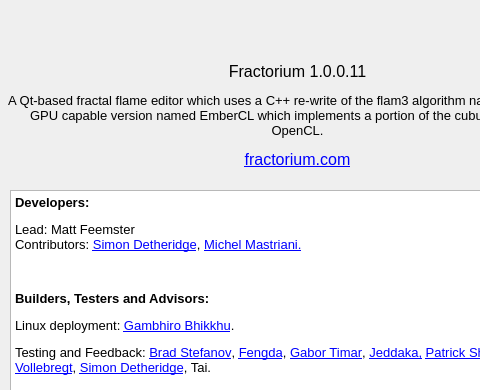
Before: the Qt Designer form Source/Fractorium/AboutDialog.ui in typpos/fractorium, drawn with Qt 5; both pictures show x 0 to 480 and y 0 to 390 of the 596 by 729 pixel window.
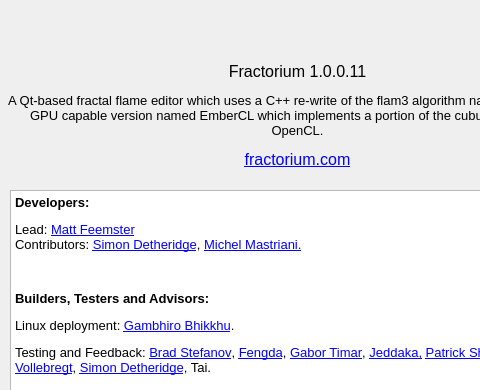
After: the same form once the commit is applied.

Commit message:
--User changes  -Further work on the About box.  --Change qss files to make the text box in the About box be the same color as the one in the style dialog, so the link text is easier to see.  --This requires reloading the qss file.
--Bug fixes
 -Pre/post assign method was wrong for Sphereblur, Concentric, RandCubes and PixelFlow.

--Code changes
 -Make Hypershift2 use MwcNextRange() instead of MwcNext() %.
 -Add m_HasPre to Xform similar to m_HasPost, to skip application of the affine if it's the ID matrix (in this case just assign the input x and y points). This gives a 5% speedup.

```diff
--- a/Source/Fractorium/AboutDialog.ui
+++ b/Source/Fractorium/AboutDialog.ui
@@ -93,7 +93,7 @@
    </property>
    <layout class="QVBoxLayout" name="AboutVerticalLayout">
     <item>
-     <widget class="QTextEdit" name="CreditsTextBox">
+     <widget class="QTextBrowser" name="CreditsTextBrowser">
       <property name="tabChangesFocus">
        <bool>true</bool>
       </property>
@@ -106,12 +106,12 @@
 p, li { white-space: pre-wrap; }
 &lt;/style&gt;&lt;/head&gt;&lt;body style=&quot; font-family:'MS Shell Dlg 2'; font-size:7.875pt; font-weight:400; font-style:normal;&quot;&gt;
 &lt;p style=&quot; margin-top:12px; margin-bottom:12px; margin-left:0px; margin-right:0px; -qt-block-indent:0; text-indent:0px;&quot;&gt;&lt;span style=&quot; font-size:10pt; font-weight:600;&quot;&gt;Developers:&lt;/span&gt;&lt;/p&gt;
-&lt;p style=&quot; margin-top:12px; margin-bottom:12px; margin-left:0px; margin-right:0px; -qt-block-indent:0; text-indent:0px;&quot;&gt;&lt;span style=&quot; font-size:10pt;&quot;&gt;Lead: Matt Feemster&lt;br /&gt;Contributors: &lt;/span&gt;&lt;a href=&quot;http://blog.highlyillogical.org/&quot;&gt;&lt;span style=&quot; font-size:10pt; text-decoration: underline; color:#0000ff;&quot;&gt;Simon Detheridge&lt;/span&gt;&lt;/a&gt;&lt;span style=&quot; font-size:10pt;&quot;&gt;, &lt;/span&gt;&lt;a href=&quot;https://www.deviantart.com/triptychaos&quot;&gt;&lt;span style=&quot; font-size:10pt; text-decoration: underline; color:#0000ff;&quot;&gt;Michel Mastriani.&lt;/span&gt;&lt;/a&gt;&lt;/p&gt;
+&lt;p style=&quot; margin-top:12px; margin-bottom:12px; margin-left:0px; margin-right:0px; -qt-block-indent:0; text-indent:0px;&quot;&gt;&lt;span style=&quot; font-size:10pt;&quot;&gt;Lead: &lt;/span&gt;&lt;a href=&quot;http://www.fractorium.com&quot;&gt;&lt;span style=&quot; font-size:10pt; text-decoration: underline; color:#0000ff;&quot;&gt;Matt Feemster&lt;/span&gt;&lt;/a&gt;&lt;span style=&quot; font-size:10pt;&quot;&gt;&lt;br /&gt;Contributors: &lt;/span&gt;&lt;a href=&quot;http://blog.highlyillogical.org/&quot;&gt;&lt;span style=&quot; font-size:10pt; text-decoration: underline; color:#0000ff;&quot;&gt;Simon Detheridge&lt;/span&gt;&lt;/a&gt;&lt;span style=&quot; font-size:10pt;&quot;&gt;, &lt;/span&gt;&lt;a href=&quot;https://www.deviantart.com/triptychaos&quot;&gt;&lt;span style=&quot; font-size:10pt; text-decoration: underline; color:#0000ff;&quot;&gt;Michel Mastriani.&lt;/span&gt;&lt;/a&gt;&lt;/p&gt;
 &lt;p style=&quot;-qt-paragraph-type:empty; margin-top:12px; margin-bottom:12px; margin-left:0px; margin-right:0px; -qt-block-indent:0; text-indent:0px; font-size:10pt;&quot;&gt;&lt;br /&gt;&lt;/p&gt;
 &lt;p style=&quot; margin-top:12px; margin-bottom:12px; margin-left:0px; margin-right:0px; -qt-block-indent:0; text-indent:0px;&quot;&gt;&lt;span style=&quot; font-size:10pt; font-weight:600;&quot;&gt;Builders, Testers and Advisors:&lt;/span&gt;&lt;/p&gt;
 &lt;p style=&quot; margin-top:12px; margin-bottom:12px; margin-left:0px; margin-right:0px; -qt-block-indent:0; text-indent:0px;&quot;&gt;&lt;span style=&quot; font-size:10pt;&quot;&gt;Linux deployment: &lt;/span&gt;&lt;a href=&quot;https://launchpad.net/~fractorium&quot;&gt;&lt;span style=&quot; font-size:10pt; text-decoration: underline; color:#0000ff;&quot;&gt;Gambhiro Bhikkhu&lt;/span&gt;&lt;/a&gt;&lt;span style=&quot; font-size:10pt;&quot;&gt;.&lt;/span&gt;&lt;/p&gt;
-&lt;p style=&quot; margin-top:12px; margin-bottom:12px; margin-left:0px; margin-right:0px; -qt-block-indent:0; text-indent:0px;&quot;&gt;&lt;span style=&quot; font-size:10pt;&quot;&gt;Testing and Feedback: &lt;/span&gt;&lt;a href=&quot;http://snicker02.deviantart.com/&quot;&gt;&lt;span style=&quot; font-size:10pt; text-decoration: underline; color:#0000ff;&quot;&gt;Brad Stefanov&lt;/span&gt;&lt;/a&gt;&lt;span style=&quot; font-size:10pt;&quot;&gt;, &lt;/span&gt;&lt;a href=&quot;http://www.fxysw.com/&quot;&gt;&lt;span style=&quot; font-size:10pt; text-decoration: underline; color:#0000ff;&quot;&gt;Fengda&lt;/span&gt;&lt;/a&gt;&lt;span style=&quot; font-size:10pt;&quot;&gt;, &lt;/span&gt;&lt;a href=&quot;http://b33rheart.deviantart.com/&quot;&gt;&lt;span style=&quot; font-size:10pt; text-decoration: underline; color:#0000ff;&quot;&gt;Gabor Timar&lt;/span&gt;&lt;/a&gt;&lt;span style=&quot; font-size:10pt;&quot;&gt;, &lt;/span&gt;&lt;a href=&quot;https://www.deviantart.com/jeddaka&quot;&gt;&lt;span style=&quot; font-size:10pt; text-decoration: underline; color:#0000ff;&quot;&gt;Jeddaka,&lt;/span&gt;&lt;/a&gt;&lt;span style=&quot; font-size:10pt;&quot;&gt; &lt;/span&gt;&lt;a href=&quot;http://boosthardware.com/&quot;&gt;&lt;span style=&quot; font-size:10pt; text-decoration: underline; color:#0000ff;&quot;&gt;Patrick Shirkey&lt;/span&gt;&lt;/a&gt;&lt;span style=&quot; font-size:10pt;&quot;&gt;, &lt;/span&gt;&lt;a href=&quot;http://nightmaretf.deviantart.com/&quot;&gt;&lt;span style=&quot; font-size:10pt; text-decoration: underline; color:#0000ff;&quot;&gt;Richard Vollebregt&lt;/span&gt;&lt;/a&gt;&lt;span style=&quot; font-size:10pt;&quot;&gt;, &lt;/span&gt;&lt;a href=&quot;http://blog.highlyillogical.org/&quot;&gt;&lt;span style=&quot; font-size:10pt; text-decoration: underline; color:#0000ff;&quot;&gt;Simon Detheridge&lt;/span&gt;&lt;/a&gt;&lt;span style=&quot; font-size:10pt;&quot;&gt;, Tai.&lt;/span&gt;&lt;/p&gt;
-&lt;p style=&quot; margin-top:12px; margin-bottom:12px; margin-left:0px; margin-right:0px; -qt-block-indent:0; text-indent:0px;&quot;&gt;&lt;span style=&quot; font-size:10pt;&quot;&gt;Code and theory questions: &lt;/span&gt;&lt;a href=&quot;https://github.com/scottdraves/flam3&quot;&gt;&lt;span style=&quot; font-size:10pt; text-decoration: underline; color:#0000ff;&quot;&gt;Erik Reckase&lt;/span&gt;&lt;/a&gt;&lt;span style=&quot; font-size:10pt;&quot;&gt;, &lt;/span&gt;&lt;a href=&quot;http://fractron9000.sourceforge.net/&quot;&gt;&lt;span style=&quot; font-size:10pt; text-decoration: underline; color:#0000ff;&quot;&gt;Mike Thiesen&lt;/span&gt;&lt;/a&gt;&lt;span style=&quot; font-size:10pt;&quot;&gt;, &lt;/span&gt;&lt;a href=&quot;https://github.com/scottdraves/flam3&quot;&gt;&lt;span style=&quot; font-size:10pt; text-decoration: underline; color:#0000ff;&quot;&gt;Scott Draves&lt;/span&gt;&lt;/a&gt;&lt;span style=&quot; font-size:10pt;&quot;&gt;, &lt;/span&gt;&lt;a href=&quot;https://github.com/stevenrobertson/cuburn&quot;&gt;&lt;span style=&quot; font-size:10pt; text-decoration: underline; color:#0000ff;&quot;&gt;Steve Robertson&lt;/span&gt;&lt;/a&gt;&lt;span style=&quot; font-size:10pt;&quot;&gt;, &lt;/span&gt;&lt;a href=&quot;http://www.chaoticafractals.com/&quot;&gt;&lt;span style=&quot; font-size:10pt; text-decoration: underline; color:#0000ff;&quot;&gt;Thomas Ludwig&lt;/span&gt;&lt;/a&gt;&lt;span style=&quot; font-size:10pt;&quot;&gt;.&lt;/span&gt;&lt;/p&gt;
+&lt;p style=&quot; margin-top:12px; margin-bottom:12px; margin-left:0px; margin-right:0px; -qt-block-indent:0; text-indent:0px;&quot;&gt;&lt;span style=&quot; font-size:10pt;&quot;&gt;Testing and Feedback: &lt;/span&gt;&lt;a href=&quot;http://snicker02.deviantart.com/&quot;&gt;&lt;span style=&quot; font-size:10pt; text-decoration: underline; color:#0000ff;&quot;&gt;Brad Stefanov&lt;/span&gt;&lt;/a&gt;&lt;span style=&quot; font-size:10pt;&quot;&gt;, &lt;/span&gt;&lt;a href=&quot;http://www.fxysw.com/&quot;&gt;&lt;span style=&quot; font-size:10pt; text-decoration: underline; color:#0000ff;&quot;&gt;Fengda&lt;/span&gt;&lt;/a&gt;&lt;span style=&quot; font-size:10pt;&quot;&gt;, &lt;/span&gt;&lt;a href=&quot;http://b33rheart.deviantart.com/&quot;&gt;&lt;span style=&quot; font-size:10pt; text-decoration: underline; color:#0000ff;&quot;&gt;Gabor Timar&lt;/span&gt;&lt;/a&gt;&lt;span style=&quot; font-size:10pt;&quot;&gt;, &lt;/span&gt;&lt;a href=&quot;https://www.deviantart.com/jeddaka&quot;&gt;&lt;span style=&quot; font-size:10pt; text-decoration: underline; color:#0000ff;&quot;&gt;Jeddaka,&lt;/span&gt;&lt;/a&gt;&lt;span style=&quot; font-size:10pt;&quot;&gt; &lt;/span&gt;&lt;a href=&quot;http://boosthardware.com/&quot;&gt;&lt;span style=&quot; font-size:10pt; text-decoration: underline; color:#0000ff;&quot;&gt;Patrick Shirkey&lt;/span&gt;&lt;/a&gt;&lt;span style=&quot; font-size:10pt;&quot;&gt;, &lt;/span&gt;&lt;a href=&quot;http://nightmaretf.deviantart.com/&quot;&gt;&lt;span style=&quot; font-size:10pt; text-decoration: underline; color:#0000ff;&quot;&gt;Richard Vollebregt&lt;/span&gt;&lt;/a&gt;&lt;span style=&quot; font-size:10pt;&quot;&gt;, &lt;/span&gt;&lt;a href=&quot;http://blog.highlyillogical.org/&quot;&gt;&lt;span style=&quot; font-size:10pt; text-decoration: underline; color:#0000ff;&quot;&gt;Simon Detheridge&lt;/span&gt;&lt;/a&gt;&lt;span style=&quot; font-size:10pt;&quot;&gt;, Tai.&lt;/span&gt;&lt;/p&gt;
+&lt;p style=&quot; margin-top:12px; margin-bottom:12px; margin-left:0px; margin-right:0px; -qt-block-indent:0; text-indent:0px;&quot;&gt;&lt;span style=&quot; font-size:10pt;&quot;&gt;Code and theory questions: &lt;/span&gt;&lt;a href=&quot;https://github.com/scottdraves/flam3&quot;&gt;&lt;span style=&quot; font-size:10pt; text-decoration: underline; color:#0000ff;&quot;&gt;Erik Reckase&lt;/span&gt;&lt;/a&gt;&lt;span style=&quot; font-size:10pt;&quot;&gt;, &lt;/span&gt;&lt;a href=&quot;http://fractron9000.sourceforge.net/&quot;&gt;&lt;span style=&quot; font-size:10pt; text-decoration: underline; color:#0000ff;&quot;&gt;Mike Thiesen&lt;/span&gt;&lt;/a&gt;&lt;span style=&quot; font-size:10pt;&quot;&gt;, &lt;/span&gt;&lt;a href=&quot;https://github.com/scottdraves/flam3&quot;&gt;&lt;span style=&quot; font-size:10pt; text-decoration: underline; color:#0000ff;&quot;&gt;Scott Draves&lt;/span&gt;&lt;/a&gt;&lt;span style=&quot; font-size:10pt;&quot;&gt;, &lt;/span&gt;&lt;a href=&quot;https://github.com/stevenrobertson/cuburn&quot;&gt;&lt;span style=&quot; font-size:10pt; text-decoration: underline; color:#0000ff;&quot;&gt;Steve Robertson&lt;/span&gt;&lt;/a&gt;&lt;span style=&quot; font-size:10pt;&quot;&gt;, &lt;/span&gt;&lt;a href=&quot;http://www.chaoticafractals.com/&quot;&gt;&lt;span style=&quot; font-size:10pt; text-decoration: underline; color:#0000ff;&quot;&gt;Thomas Ludwig&lt;/span&gt;&lt;/a&gt;&lt;span style=&quot; font-size:10pt;&quot;&gt;.&lt;/span&gt;&lt;/p&gt;
 &lt;p style=&quot;-qt-paragraph-type:empty; margin-top:12px; margin-bottom:12px; margin-left:0px; margin-right:0px; -qt-block-indent:0; text-indent:0px; font-size:10pt; font-weight:600;&quot;&gt;&lt;br /&gt;&lt;/p&gt;
 &lt;p style=&quot; margin-top:12px; margin-bottom:12px; margin-left:0px; margin-right:0px; -qt-block-indent:0; text-indent:0px;&quot;&gt;&lt;span style=&quot; font-size:10pt; font-weight:600;&quot;&gt;Code Copied:&lt;/span&gt;&lt;/p&gt;
 &lt;p style=&quot; margin-top:12px; margin-bottom:12px; margin-left:0px; margin-right:0px; -qt-block-indent:0; text-indent:0px;&quot;&gt;&lt;a href=&quot;https://github.com/scottdraves/flam3&quot;&gt;&lt;span style=&quot; font-size:10pt; text-decoration: underline; color:#0000ff;&quot;&gt;flam3&lt;/span&gt;&lt;/a&gt;&lt;span style=&quot; font-size:10pt;&quot;&gt;: Scott Draves, Erik Reckase (GPL v2)&lt;br /&gt;&lt;/span&gt;&lt;a href=&quot;http://github.com/stevenrobertson/cuburn&quot;&gt;&lt;span style=&quot; font-size:10pt; text-decoration: underline; color:#0000ff;&quot;&gt;cuburn&lt;/span&gt;&lt;/a&gt;&lt;span style=&quot; font-size:10pt;&quot;&gt;: Steven Robertson, Michael Semeniuk, Matthew Znoj, Nicolas Mejia (GPL v3)&lt;br /&gt;&lt;/span&gt;&lt;a href=&quot;http://fractron9000.sourceforge.net&quot;&gt;&lt;span style=&quot; font-size:10pt; text-decoration: underline; color:#0000ff;&quot;&gt;Fractron 9000&lt;/span&gt;&lt;/a&gt;&lt;span style=&quot; font-size:10pt;&quot;&gt;: Mike Thiesen (GPL)&lt;br /&gt;&lt;/span&gt;&lt;a href=&quot;http://sourceforge.net/projects/apophysis7x&quot;&gt;&lt;span style=&quot; font-size:10pt; text-decoration: underline; color:#0000ff;&quot;&gt;Apophysis&lt;/span&gt;&lt;/a&gt;&lt;span style=&quot; font-size:10pt;&quot;&gt;: Mark Townsend, Ronald Hordijk, Peter Sdobnov, Piotr Borys, Georg Kiehne (GPL)&lt;br /&gt;&lt;/span&gt;&lt;a href=&quot;http://jwildfire.org/&quot;&gt;&lt;span style=&quot; font-size:10pt; text-decoration: underline; color:#0000ff;&quot;&gt;JWildfire&lt;/span&gt;&lt;/a&gt;&lt;span style=&quot; font-size:10pt;&quot;&gt;: Andreas Maschke (LGPL)&lt;br /&gt;gradLib: Stian Broen&lt;br /&gt;ColorPickerWidget: Etienne Moutot&lt;br /&gt;Numerous Apophysis plugin developers (GPL)&lt;/span&gt;&lt;/p&gt;
@@ -120,7 +120,16 @@
 &lt;p style=&quot; margin-top:12px; margin-bottom:12px; margin-left:0px; margin-right:0px; -qt-block-indent:0; text-indent:0px;&quot;&gt;&lt;a href=&quot;http://www.qt.io/developers/&quot;&gt;&lt;span style=&quot; font-size:10pt; text-decoration: underline; color:#0000ff;&quot;&gt;Qt&lt;/span&gt;&lt;/a&gt;&lt;span style=&quot; font-size:10pt;&quot;&gt;: Digia Plc (GPL v3, LGPL v2)&lt;br /&gt;&lt;/span&gt;&lt;a href=&quot;http://g-truc.net&quot;&gt;&lt;span style=&quot; font-size:10pt; text-decoration: underline; color:#0000ff;&quot;&gt;glm&lt;/span&gt;&lt;/a&gt;&lt;span style=&quot; font-size:10pt;&quot;&gt;: Christophe Riccio (MIT License)&lt;br /&gt;&lt;/span&gt;&lt;a href=&quot;http://threadingbuildingblocks.org&quot;&gt;&lt;span style=&quot; font-size:10pt; text-decoration: underline; color:#0000ff;&quot;&gt;Threading Building Blocks&lt;/span&gt;&lt;/a&gt;&lt;span style=&quot; font-size:10pt;&quot;&gt;: Intel Corporation (GPLv2)&lt;br /&gt;&lt;/span&gt;&lt;a href=&quot;http://libjpeg.sourceforge.net&quot;&gt;&lt;span style=&quot; font-size:10pt; text-decoration: underline; color:#0000ff;&quot;&gt;libjpeg&lt;/span&gt;&lt;/a&gt;&lt;span style=&quot; font-size:10pt;&quot;&gt;: Independent JPEG Group (Free Software License)&lt;br /&gt;&lt;/span&gt;&lt;a href=&quot;http://libpng.org&quot;&gt;&lt;span style=&quot; font-size:10pt; text-decoration: underline; color:#0000ff;&quot;&gt;libpng&lt;/span&gt;&lt;/a&gt;&lt;span style=&quot; font-size:10pt;&quot;&gt;: Glenn Randers-Pehrson et al (Libpng License)&lt;br /&gt;&lt;/span&gt;&lt;a href=&quot;http://xmlsoft.org&quot;&gt;&lt;span style=&quot; font-size:10pt; text-decoration: underline; color:#0000ff;&quot;&gt;libxml2&lt;/span&gt;&lt;/a&gt;&lt;span style=&quot; font-size:10pt;&quot;&gt;: Daniel Veillard (MIT License)&lt;br /&gt;&lt;/span&gt;&lt;a href=&quot;http://zlib.net&quot;&gt;&lt;span style=&quot; font-size:10pt; text-decoration: underline; color:#0000ff;&quot;&gt;zlib&lt;/span&gt;&lt;/a&gt;&lt;span style=&quot; font-size:10pt;&quot;&gt;: Jean-loup Gailly, Mark Adler (Zlib License)&lt;br /&gt;&lt;/span&gt;&lt;a href=&quot;http://burtleburtle.net/bob/cplus/isaac.hpp&quot;&gt;&lt;span style=&quot; font-size:10pt; text-decoration: underline; color:#0000ff;&quot;&gt;QTIsaac&lt;/span&gt;&lt;/a&gt;&lt;span style=&quot; font-size:10pt;&quot;&gt;: Robert J. Jenkins, Quinn Tyler Jackson (Public Domain)&lt;br /&gt;&lt;/span&gt;&lt;a href=&quot;http://cas.ee.ic.ac.uk/people/dt10/research/rngs-gpu-mwc64x.html&quot;&gt;&lt;span style=&quot; font-size:10pt; text-decoration: underline; color:#0000ff;&quot;&gt;MWC64X Random Number Generator&lt;/span&gt;&lt;/a&gt;&lt;span style=&quot; font-size:10pt;&quot;&gt;: David Thomas (Public Domain)&lt;br /&gt;&lt;/span&gt;&lt;a href=&quot;https://github.com/brofield/simpleopt&quot;&gt;&lt;span style=&quot; font-size:10pt; text-decoration: underline; color:#0000ff;&quot;&gt;SimpleOpt&lt;/span&gt;&lt;/a&gt;&lt;span style=&quot; font-size:10pt;&quot;&gt;: Brodie Thiesfield (MIT License)&lt;/span&gt;&lt;/p&gt;
 &lt;p style=&quot;-qt-paragraph-type:empty; margin-top:12px; margin-bottom:12px; margin-left:0px; margin-right:0px; -qt-block-indent:0; text-indent:0px; font-size:8pt;&quot;&gt;&lt;br /&gt;&lt;/p&gt;
 &lt;p style=&quot; margin-top:12px; margin-bottom:12px; margin-left:0px; margin-right:0px; -qt-block-indent:0; text-indent:0px;&quot;&gt;&lt;span style=&quot; font-size:10pt; font-weight:600;&quot;&gt;Icons and Palettes Used:&lt;/span&gt;&lt;/p&gt;
-&lt;p style=&quot; margin-top:12px; margin-bottom:12px; margin-left:0px; margin-right:0px; -qt-block-indent:0; text-indent:0px;&quot;&gt;&lt;span style=&quot; font-size:10pt; text-decoration: underline; color:#0000ff;&quot;&gt;Palettes&lt;/span&gt;&lt;span style=&quot; font-size:10pt;&quot;&gt;: Boxtail, FarDareisMai, FractalDesire, Rce, Tatasz (Public Domain)&lt;br /&gt;&lt;/span&gt;&lt;a href=&quot;http://famfamfam.com&quot;&gt;&lt;span style=&quot; font-size:10pt; text-decoration: underline; color:#0000ff;&quot;&gt;Silk&lt;/span&gt;&lt;/a&gt;&lt;span style=&quot; font-size:10pt;&quot;&gt;: Mark James (Creative Commons Attribution 2.5 License)&lt;br /&gt;&lt;/span&gt;&lt;a href=&quot;http://momentumdesignlab.com&quot;&gt;&lt;span style=&quot; font-size:10pt; text-decoration: underline; color:#0000ff;&quot;&gt;Momentum&lt;/span&gt;&lt;/a&gt;&lt;span style=&quot; font-size:10pt;&quot;&gt;: Momentum Design Lab (Creative Commons Attribution-ShareAlike 3.5 License)&lt;br /&gt;&lt;/span&gt;&lt;a href=&quot;http://everaldo.com&quot;&gt;&lt;span style=&quot; font-size:10pt; text-decoration: underline; color:#0000ff;&quot;&gt;Crystal Clear&lt;/span&gt;&lt;/a&gt;&lt;span style=&quot; font-size:10pt;&quot;&gt;: Everaldo Coelho (LGPL)&lt;br /&gt;&lt;/span&gt;&lt;a href=&quot;http://openiconlibrary.sourceforge.net&quot;&gt;&lt;span style=&quot; font-size:10pt; text-decoration: underline; color:#0000ff;&quot;&gt;Open Icon Library&lt;/span&gt;&lt;/a&gt;&lt;span style=&quot; font-size:10pt;&quot;&gt;: Jeff Israel (GPL, LGPL, Creative Commons, Public Domain)&lt;br /&gt;&lt;/span&gt;&lt;a href=&quot;http://icons.mysitemyway.com/category/3d-transparent-glass-icons/&quot;&gt;&lt;span style=&quot; font-size:10pt; text-decoration: underline; color:#0000ff;&quot;&gt;3D Transparent Glass&lt;/span&gt;&lt;/a&gt;&lt;span style=&quot; font-size:10pt;&quot;&gt;: iconsETC (Public Domain)&lt;br /&gt;&lt;/span&gt;&lt;a href=&quot;http://p.yusukekamiyamane.com&quot;&gt;&lt;span style=&quot; font-size:10pt; text-decoration: underline; color:#0000ff;&quot;&gt;Fugue&lt;/span&gt;&lt;/a&gt;&lt;span style=&quot; font-size:10pt;&quot;&gt;: Yusuke Kamiyamane (Creative Commons Attribution 3.0 License)&lt;/span&gt;&lt;/p&gt;&lt;/body&gt;&lt;/html&gt;</string>
+&lt;p style=&quot; margin-top:12px; margin-bottom:12px; margin-left:0px; margin-right:0px; -qt-block-indent:0; text-indent:0px;&quot;&gt;&lt;span style=&quot; font-size:10pt;&quot;&gt;Palettes: &lt;/span&gt;&lt;a href=&quot;https://www.deviantart.com/boxtail&quot;&gt;&lt;span style=&quot; font-size:10pt; text-decoration: underline; color:#0000ff;&quot;&gt;Boxtail&lt;/span&gt;&lt;/a&gt;&lt;span style=&quot; font-size:10pt;&quot;&gt;, &lt;/span&gt;&lt;a href=&quot;https://www.deviantart.com/fardareismai&quot;&gt;&lt;span style=&quot; font-size:10pt; text-decoration: underline; color:#0000ff;&quot;&gt;FarDareisMai&lt;/span&gt;&lt;/a&gt;&lt;span style=&quot; font-size:10pt;&quot;&gt;, &lt;/span&gt;&lt;a href=&quot;https://www.deviantart.com/fractaldesire&quot;&gt;&lt;span style=&quot; font-size:10pt; text-decoration: underline; color:#0000ff;&quot;&gt;FractalDesire&lt;/span&gt;&lt;/a&gt;&lt;span style=&quot; font-size:10pt;&quot;&gt;, Rce, &lt;/span&gt;&lt;a href=&quot;https://www.deviantart.com/tatasz&quot;&gt;&lt;span style=&quot; font-size:10pt; text-decoration: underline; color:#0000ff;&quot;&gt;Tatasz&lt;/span&gt;&lt;/a&gt;&lt;span style=&quot; font-size:10pt;&quot;&gt; (Public Domain)&lt;br /&gt;&lt;/span&gt;&lt;a href=&quot;http://famfamfam.com&quot;&gt;&lt;span style=&quot; font-size:10pt; text-decoration: underline; color:#0000ff;&quot;&gt;Silk&lt;/span&gt;&lt;/a&gt;&lt;span style=&quot; font-size:10pt;&quot;&gt;: Mark James (Creative Commons Attribution 2.5 License)&lt;br /&gt;&lt;/span&gt;&lt;a href=&quot;http://momentumdesignlab.com&quot;&gt;&lt;span style=&quot; font-size:10pt; text-decoration: underline; color:#0000ff;&quot;&gt;Momentum&lt;/span&gt;&lt;/a&gt;&lt;span style=&quot; font-size:10pt;&quot;&gt;: Momentum Design Lab (Creative Commons Attribution-ShareAlike 3.5 License)&lt;br /&gt;&lt;/span&gt;&lt;a href=&quot;http://everaldo.com&quot;&gt;&lt;span style=&quot; font-size:10pt; text-decoration: underline; color:#0000ff;&quot;&gt;Crystal Clear&lt;/span&gt;&lt;/a&gt;&lt;span style=&quot; font-size:10pt;&quot;&gt;: Everaldo Coelho (LGPL)&lt;br /&gt;&lt;/span&gt;&lt;a href=&quot;http://openiconlibrary.sourceforge.net&quot;&gt;&lt;span style=&quot; font-size:10pt; text-decoration: underline; color:#0000ff;&quot;&gt;Open Icon Library&lt;/span&gt;&lt;/a&gt;&lt;span style=&quot; font-size:10pt;&quot;&gt;: Jeff Israel (GPL, LGPL, Creative Commons, Public Domain)&lt;br /&gt;&lt;/span&gt;&lt;a href=&quot;http://icons.mysitemyway.com/category/3d-transparent-glass-icons/&quot;&gt;&lt;span style=&quot; font-size:10pt; text-decoration: underline; color:#0000ff;&quot;&gt;3D Transparent Glass&lt;/span&gt;&lt;/a&gt;&lt;span style=&quot; font-size:10pt;&quot;&gt;: iconsETC (Public Domain)&lt;br /&gt;&lt;/span&gt;&lt;a href=&quot;http://p.yusukekamiyamane.com&quot;&gt;&lt;span style=&quot; font-size:10pt; text-decoration: underline; color:#0000ff;&quot;&gt;Fugue&lt;/span&gt;&lt;/a&gt;&lt;span style=&quot; font-size:10pt;&quot;&gt;: Yusuke Kamiyamane (Creative Commons Attribution 3.0 License)&lt;/span&gt;&lt;/p&gt;&lt;/body&gt;&lt;/html&gt;</string>
+      </property>
+      <property name="textInteractionFlags">
+       <set>Qt::LinksAccessibleByKeyboard|Qt::LinksAccessibleByMouse|Qt::TextBrowserInteraction|Qt::TextSelectableByKeyboard|Qt::TextSelectableByMouse</set>
+      </property>
+      <property name="openExternalLinks">
+       <bool>true</bool>
+      </property>
+      <property name="openLinks">
+       <bool>false</bool>
       </property>
      </widget>
     </item>
```
The commit also changes 9 other files.
